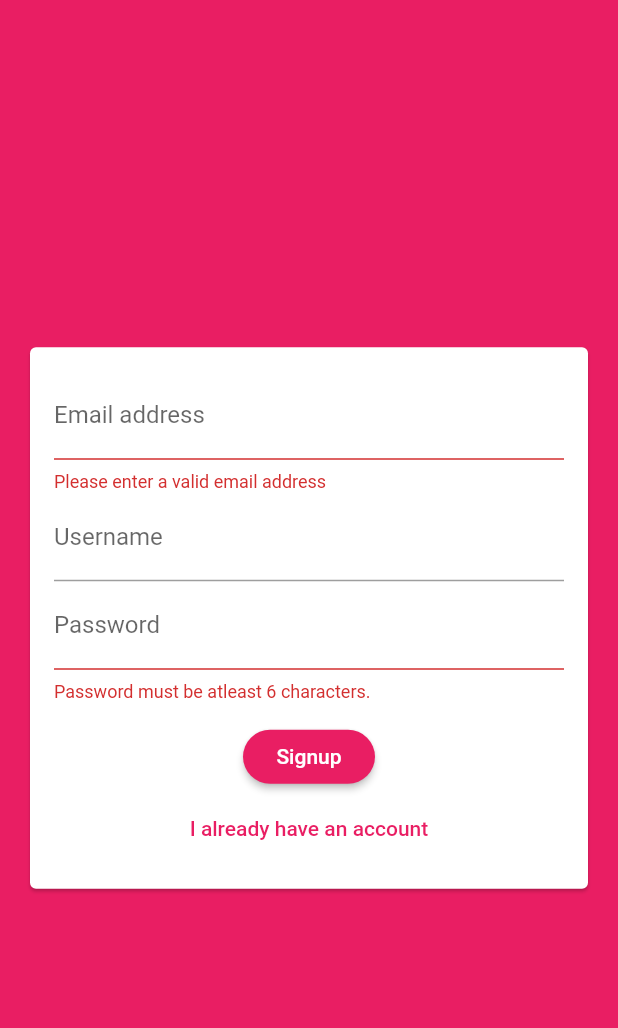
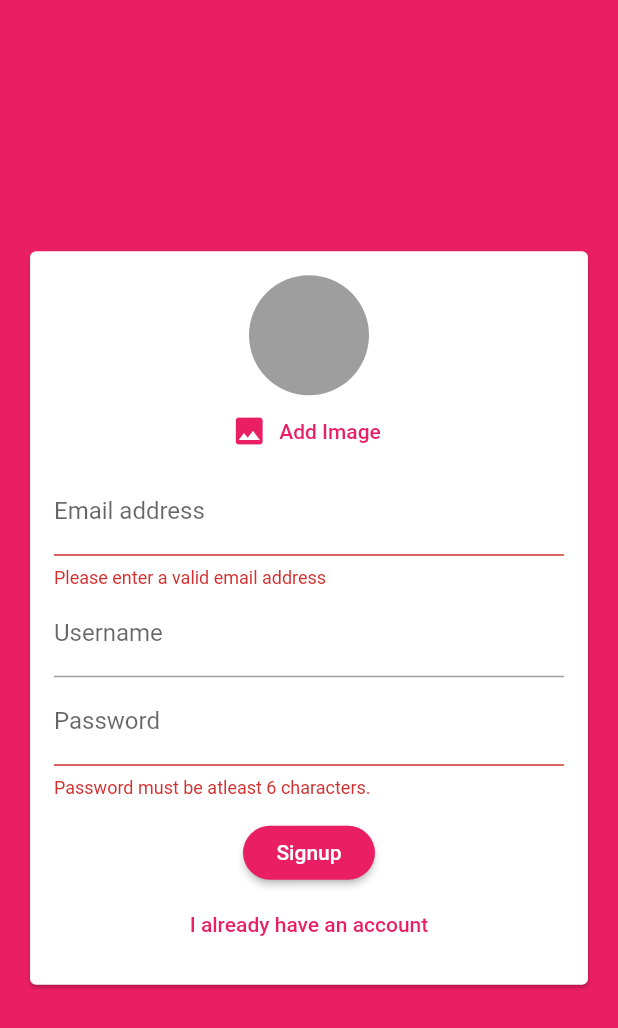
Before and after one commit to Syamgith/realchat, a Flutter app: the screen it shows after launch, after a tap on "Login", after a tap on "Create new account", on a phone screen of 412 x 824 dp. Shown: the top 1028 px of the screen. Run offline on Flutter 3.47's test engine with Material 2 defaults, Android fonts, the phone set to English and light mode, and no system bars; our stand-ins replace cloud_firestore, firebase_auth, firebase_core, image_picker; accounts and stored records are empty.

Commit message:
image picker for cam

```diff
--- a/lib/widgets/auth/auth_form.dart
+++ b/lib/widgets/auth/auth_form.dart
@@ -1,4 +1,5 @@
 import 'package:flutter/material.dart';
+import 'package:realchat/widgets/pickers/user_image_picker.dart';
 
 class AuthForm extends StatefulWidget {
   bool isLoading;
@@ -45,6 +46,7 @@ class _AuthFormState extends State<AuthForm> {
               child: Column(
                 mainAxisSize: MainAxisSize.min,
                 children: [
+                  if (!_isLogin) UserImagePicker(),
                   TextFormField(
                     key: ValueKey('email'),
                     validator: (value) {
@@ -65,8 +67,8 @@ class _AuthFormState extends State<AuthForm> {
                     TextFormField(
                       key: ValueKey('username'),
                       validator: (value) {
-                        if (value.isEmpty || value.length < 6) {
-                          return 'Please enter atleast 6 characters.';
+                        if (value.isEmpty || value.length < 4) {
+                          return 'Please enter atleast 4 characters.';
                         }
                         return null;
                       },
--- a/lib/widgets/chat/messages.dart
+++ b/lib/widgets/chat/messages.dart
@@ -31,6 +31,7 @@ class Messages extends StatelessWidget {
                 itemCount: chatDocs.length,
                 itemBuilder: (ctx, i) => MessageBubble(
                   chatDocs[i]['text'],
+                  chatDocs[i]['username'],
                   chatDocs[i]['userId'] == futureSnapshot.data.uid,
                   key: ValueKey(chatDocs[i].id),
                 ),
--- a/lib/widgets/chat/new_message.dart
+++ b/lib/widgets/chat/new_message.dart
@@ -14,10 +14,15 @@ class _NewMessageState extends State<NewMessage> {
   void _sendMessage() async {
     FocusScope.of(context).unfocus();
     final user = await FirebaseAuth.instance.currentUser;
+    final userData = await FirebaseFirestore.instance
+        .collection('users')
+        .doc(user.uid)
+        .get();
     FirebaseFirestore.instance.collection('chat').add({
       'text': _enteredMessage,
       'createdAt': Timestamp.now(),
       'userId': user.uid,
+      'username': userData['username'],
     });
     _controller.clear();
   }
--- /dev/null
+++ b/lib/widgets/pickers/user_image_picker.dart
@@ -0,0 +1,39 @@
+import 'dart:io';
+
+import 'package:flutter/material.dart';
+import 'package:image_picker/image_picker.dart';
+
+class UserImagePicker extends StatefulWidget {
+  @override
+  _UserImagePickerState createState() => _UserImagePickerState();
+}
+
+class _UserImagePickerState extends State<UserImagePicker> {
+  File pickedImage;
+  void _pickImage() async {
+    final pickedImageFile =
+        await ImagePicker().getImage(source: ImageSource.camera);
+    setState(() {
+      pickedImage = File(pickedImageFile.path);
+    });
+  }
+
+  @override
+  Widget build(BuildContext context) {
+    return Column(
+      children: [
+        CircleAvatar(
+          backgroundColor: Colors.grey,
+          radius: 40,
+          backgroundImage: pickedImage == null ? null : FileImage(pickedImage),
+        ),
+        FlatButton.icon(
+          textColor: Theme.of(context).primaryColor,
+          onPressed: _pickImage,
+          icon: Icon(Icons.image),
+          label: Text('Add Image'),
+        ),
+      ],
+    );
+  }
+}
--- a/pubspec.yaml
+++ b/pubspec.yaml
@@ -31,6 +31,7 @@ dependencies:
   cloud_firestore: ^0.14.1+3
   firebase_core: ^0.5.0+1
   firebase_auth: ^0.18.1+2
+  image_picker: ^0.6.7+11
 
 dev_dependencies:
   flutter_test:
```
Also changed, not shown: lib/widgets/chat/message_bubble.dart (+23 -2 lines), pubspec.lock, 2 other files.
